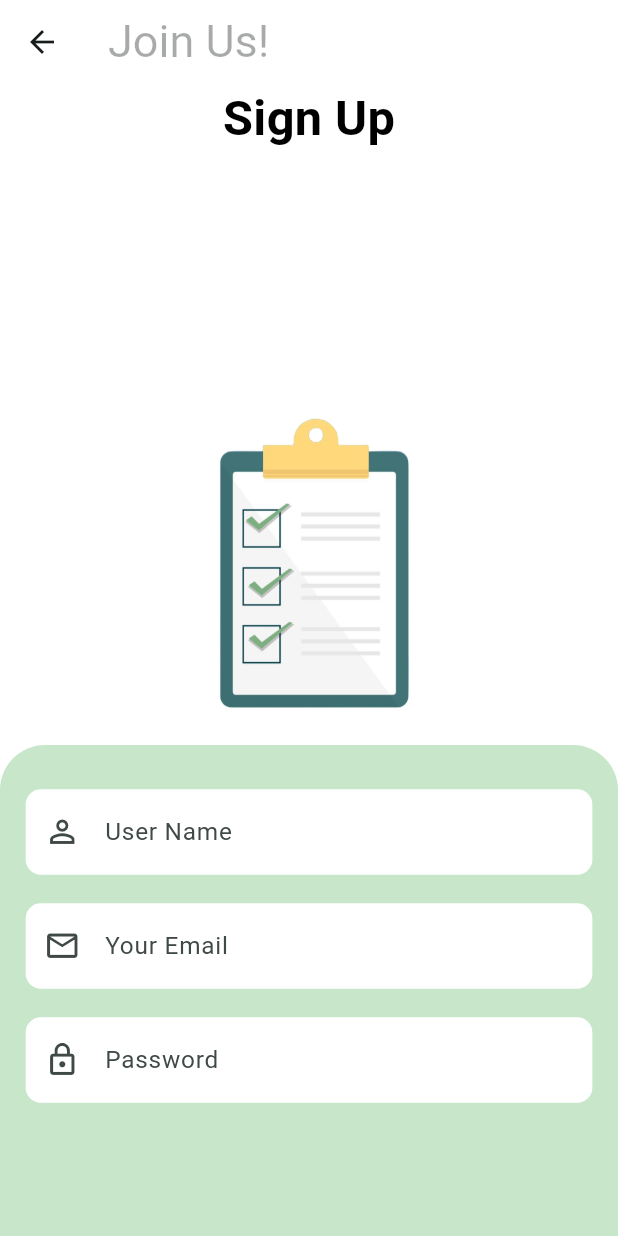
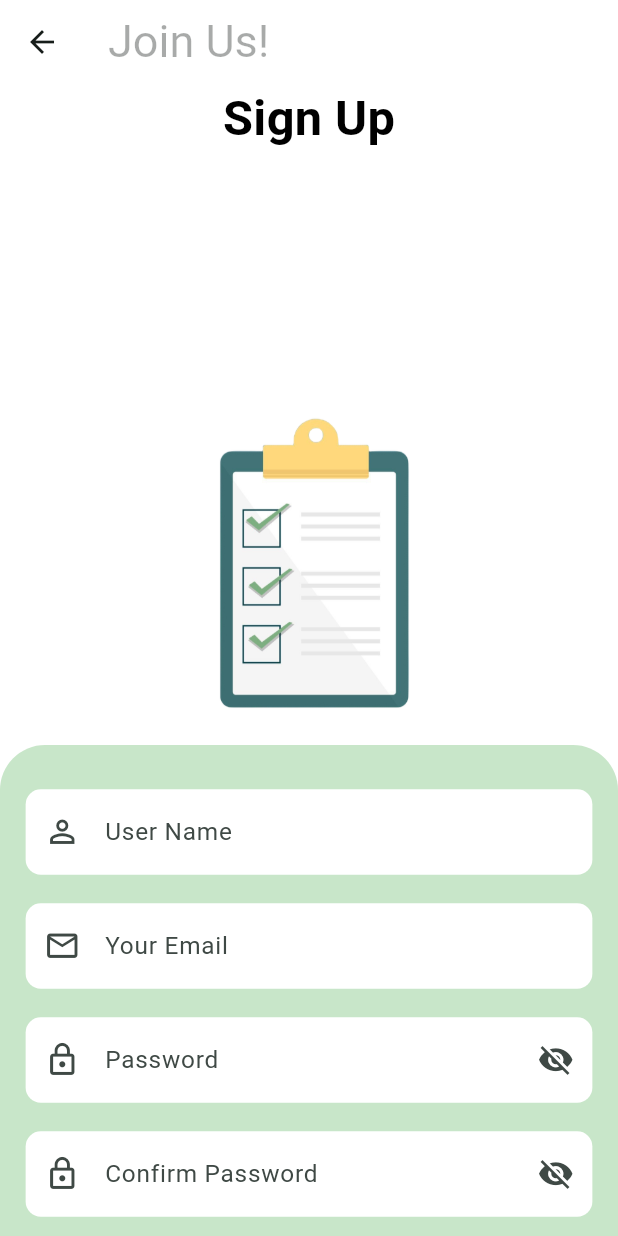
Before and after one commit to likeshkumar514/Countly-App, a Flutter app: the screen it shows after launch, after a tap on "Sign Up Now", on a phone screen of 412 x 824 dp. Run offline on Flutter 3.47's test engine with Material 3 defaults, Android fonts, the light colour scheme and no system bars; our stand-ins replace firebase_auth, firebase_core, flutter_riverpod; accounts and stored records are empty.

Commit message:
added the eye icon in both  signup and login and confirm password field adde in signup page

```diff
--- a/lib/features/auth/presentation/login_page.dart
+++ b/lib/features/auth/presentation/login_page.dart
@@ -16,6 +16,7 @@ class _LoginPageState extends ConsumerState<LoginPage>
   late AnimationController _controller;
   late Animation<double> _fade;
   late Animation<Offset> _slide;
+  bool _obscurePassword = true;
 
   final _formKey = GlobalKey<FormState>();
   final _email = TextEditingController();
@@ -203,7 +204,7 @@ class _LoginPageState extends ConsumerState<LoginPage>
                             const SizedBox(height: 20),
                             TextFormField(
                               controller: _password,
-                              obscureText: true,
+                              obscureText: _obscurePassword,
                               decoration: InputDecoration(
                                 prefixIcon: const Icon(Icons.lock_outline),
                                 hintText: 'Password',
@@ -216,6 +217,18 @@ class _LoginPageState extends ConsumerState<LoginPage>
                                   borderSide: BorderSide.none,
                                 ),
                                 errorText: _passwordAuthError,
+                                suffixIcon: IconButton(
+                                  icon: Icon(
+                                    _obscurePassword
+                                        ? Icons.visibility_off
+                                        : Icons.visibility,
+                                  ),
+                                  onPressed: () {
+                                    setState(() {
+                                      _obscurePassword = !_obscurePassword;
+                                    });
+                                  },
+                                ),
                               ),
                               validator: (v) {
                                 if (v == null || v.isEmpty)
--- a/lib/features/auth/presentation/signup_page.dart
+++ b/lib/features/auth/presentation/signup_page.dart
@@ -19,6 +19,9 @@ class _SignupPageState extends ConsumerState<SignupPage>
   late Animation<double> _scale;
   late AnimationController _btnCtrl;
   late Animation<double> _btnScale;
+  bool _obscurePassword = true;
+  final _confirmPassword = TextEditingController();
+  bool _obscureConfirmPassword = true;
 
   final _formKey = GlobalKey<FormState>();
   final _username = TextEditingController();
@@ -46,9 +49,12 @@ class _SignupPageState extends ConsumerState<SignupPage>
 
     _btnCtrl = AnimationController(
       vsync: this,
-      duration: const Duration(milliseconds: 200),
+      duration: const Duration(milliseconds: 150),
     );
-    _btnScale = CurvedAnimation(parent: _btnCtrl, curve: Curves.easeInOut);
+    _btnScale = Tween<double>(
+      begin: 1.0,
+      end: 0.96,
+    ).animate(CurvedAnimation(parent: _btnCtrl, curve: Curves.easeInOut));
   }
 
   @override
@@ -58,6 +64,8 @@ class _SignupPageState extends ConsumerState<SignupPage>
     _username.dispose();
     _email.dispose();
     _password.dispose();
+    _confirmPassword.dispose();
+
     super.dispose();
   }
 
@@ -215,14 +223,40 @@ class _SignupPageState extends ConsumerState<SignupPage>
                           controller: _password,
                           hintText: 'Password',
                           prefixIcon: Icons.lock_outline,
-                          obscureText: true,
+                          obscureText: _obscurePassword,
                           validator:
                               (v) =>
                                   (v == null || v.length < 6)
                                       ? 'Password must be at least 6 characters long'
                                       : null,
                           errorText: _passwordAuthError,
+                          onToggle: () {
+                            setState(() {
+                              _obscurePassword = !_obscurePassword;
+                            });
+                          },
                         ),
+                        SizedBox(height: 20),
+                        _field(
+                          controller: _confirmPassword,
+                          hintText: 'Confirm Password',
+                          prefixIcon: Icons.lock_outline,
+                          obscureText: _obscureConfirmPassword,
+                          validator: (v) {
+                            if (v == null || v.isEmpty)
+                              return 'Please confirm your password';
+                            if (v != _password.text)
+                              return 'Passwords do not match';
+                            return null;
+                          },
+                          onToggle: () {
+                            setState(() {
+                              _obscureConfirmPassword =
+                                  !_obscureConfirmPassword;
+                            });
+                          },
+                        ),
+
                         const SizedBox(height: 20),
                         Center(
                           child: GestureDetector(
@@ -305,6 +339,7 @@ class _SignupPageState extends ConsumerState<SignupPage>
     required String? Function(String?)? validator,
     bool obscureText = false,
     String? errorText,
+    VoidCallback? onToggle,
   }) {
     return ScaleTransition(
       scale: _scale,
@@ -321,6 +356,15 @@ class _SignupPageState extends ConsumerState<SignupPage>
             borderSide: BorderSide.none,
           ),
           errorText: errorText,
+          suffixIcon:
+              onToggle != null
+                  ? IconButton(
+                    icon: Icon(
+                      obscureText ? Icons.visibility_off : Icons.visibility,
+                    ),
+                    onPressed: onToggle,
+                  )
+                  : null,
         ),
         validator: validator,
       ),
```
